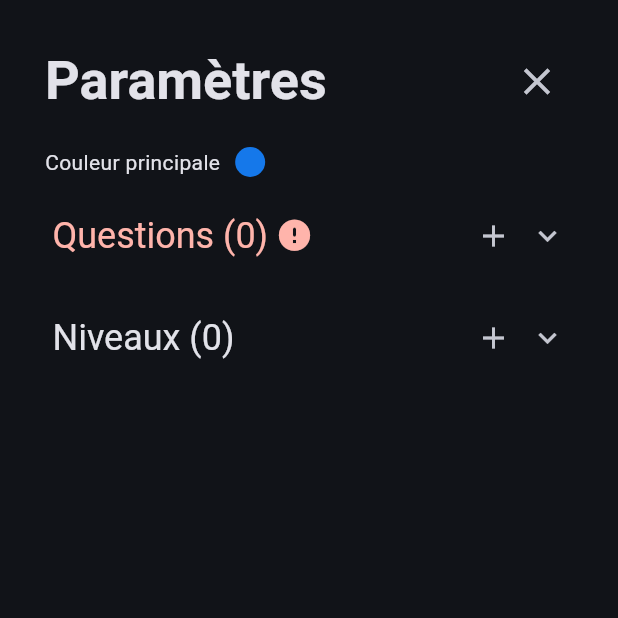
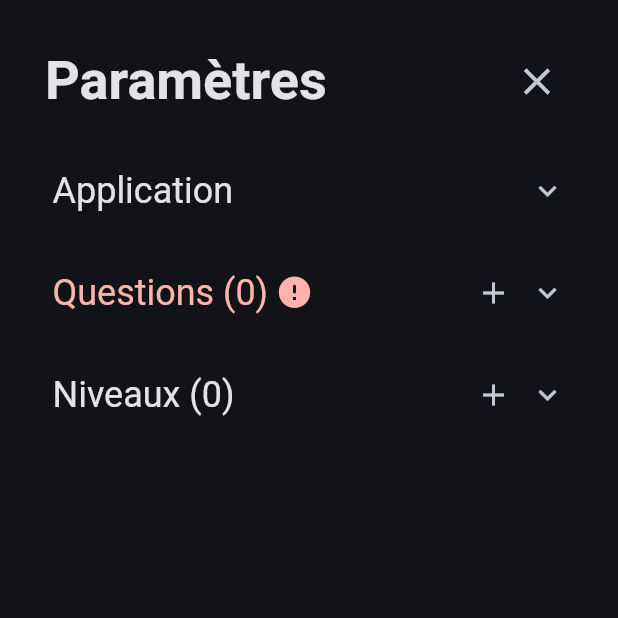
Before and after one commit to alexleboucher/make_your_quiz, a Flutter app: the SettingsPage screen opened by its route, on a phone screen of 412 x 824 dp, the top half of it. Run offline on Flutter 3.47's test engine with Material 2 defaults, Android fonts, the phone set to English and light mode, and no system bars; our stand-ins replace beamer, equatable, flutter_bloc, flutter_colorpicker, google_fonts, hydrated_bloc; missing offline and left inert: day_night_switch; Roboto replaces fonts that are missing (Ubuntu).

Commit message:
Added Application section in Settings

```diff
--- /dev/null
+++ b/lib/settings/view/application/application_section.dart
@@ -0,0 +1,77 @@
+import 'package:flutter/material.dart';
+import 'package:flutter_bloc/flutter_bloc.dart';
+import 'package:flutter_colorpicker/flutter_colorpicker.dart';
+import 'package:google_fonts/google_fonts.dart';
+import 'package:make_your_quiz/app/cubit/settings_cubit.dart';
+import 'package:make_your_quiz/shared/widgets/app_text.dart';
+
+class ApplicationSection extends StatelessWidget {
+  const ApplicationSection({super.key});
+
+  @override
+  Widget build(BuildContext context) {
+    final mainColor =
+        context.select((SettingsCubit cubit) => cubit.state.mainColor);
+
+    return ExpansionTile(
+      shape: Border.all(color: Colors.transparent),
+      tilePadding: const EdgeInsets.symmetric(horizontal: 5),
+      title: AppText(
+        'Application',
+        typo: Typo.headlineSmall,
+        style: GoogleFonts.ubuntu(
+          fontWeight: FontWeight.w400,
+        ),
+      ),
+      children: [
+        const SizedBox(height: 10),
+        Padding(
+          padding: const EdgeInsets.symmetric(horizontal: 8),
+          child: Row(
+            children: [
+              const AppText('Couleur principale'),
+              const SizedBox(width: 20),
+              MouseRegion(
+                cursor: SystemMouseCursors.click,
+                child: GestureDetector(
+                  onTap: () => {
+                    showDialog<dynamic>(
+                      context: context,
+                      builder: (_) {
+                        return AlertDialog(
+                          title: const Text('Sélectionner une couleur'),
+                          content: BlockPicker(
+                            pickerColor: Color(mainColor),
+                            onColorChanged: (Color color) => context
+                                .read<SettingsCubit>()
+                                .editMainColor(color),
+                          ),
+                          actions: [
+                            ElevatedButton(
+                              child: const Text('Valider'),
+                              onPressed: () {
+                                Navigator.of(context).pop();
+                              },
+                            ),
+                          ],
+                        );
+                      },
+                    )
+                  },
+                  child: Container(
+                    decoration: BoxDecoration(
+                      shape: BoxShape.circle,
+                      color: Color(mainColor),
+                    ),
+                    width: 20,
+                    height: 20,
+                  ),
+                ),
+              )
+            ],
+          ),
+        ),
+      ],
+    );
+  }
+}
--- a/lib/settings/view/settings_page.dart
+++ b/lib/settings/view/settings_page.dart
@@ -1,8 +1,6 @@
 import 'package:flutter/material.dart';
-import 'package:flutter_bloc/flutter_bloc.dart';
-import 'package:flutter_colorpicker/flutter_colorpicker.dart';
 import 'package:google_fonts/google_fonts.dart';
-import 'package:make_your_quiz/app/cubit/settings_cubit.dart';
+import 'package:make_your_quiz/settings/view/application/application_section.dart';
 import 'package:make_your_quiz/settings/view/levels/levels_section.dart';
 import 'package:make_your_quiz/settings/view/questions/questions_section.dart';
 import 'package:make_your_quiz/shared/widgets/app_scaffold.dart';
@@ -13,9 +11,6 @@ class SettingsPage extends StatelessWidget {
 
   @override
   Widget build(BuildContext context) {
-    final mainColor =
-        context.select((SettingsCubit cubit) => cubit.state.mainColor);
-
     return AppScaffold(
       body: Container(
         margin: const EdgeInsets.all(30),
@@ -39,49 +34,7 @@ class SettingsPage extends StatelessWidget {
                 ],
               ),
               const SizedBox(height: 20),
-              Row(
-                children: [
-                  const AppText('Couleur principale'),
-                  const SizedBox(width: 10),
-                  MouseRegion(
-                    cursor: SystemMouseCursors.click,
-                    child: GestureDetector(
-                      onTap: () => {
-                        showDialog<dynamic>(
-                          context: context,
-                          builder: (_) {
-                            return AlertDialog(
-                              title: const Text('Sélectionner une couleur'),
-                              content: BlockPicker(
-                                pickerColor: Color(mainColor),
-                                onColorChanged: (Color color) => context
-                                    .read<SettingsCubit>()
-                                    .editMainColor(color),
-                              ),
-                              actions: [
-                                ElevatedButton(
-                                  child: const Text('Valider'),
-                                  onPressed: () {
-                                    Navigator.of(context).pop();
-                                  },
-                                ),
-                              ],
-                            );
-                          },
-                        )
-                      },
-                      child: Container(
-                        decoration: BoxDecoration(
-                          shape: BoxShape.circle,
-                          color: Color(mainColor),
-                        ),
-                        width: 20,
-                        height: 20,
-                      ),
-                    ),
-                  )
-                ],
-              ),
+              const ApplicationSection(),
               const SizedBox(height: 10),
               const QuestionsSection(),
               const SizedBox(height: 10),
```
